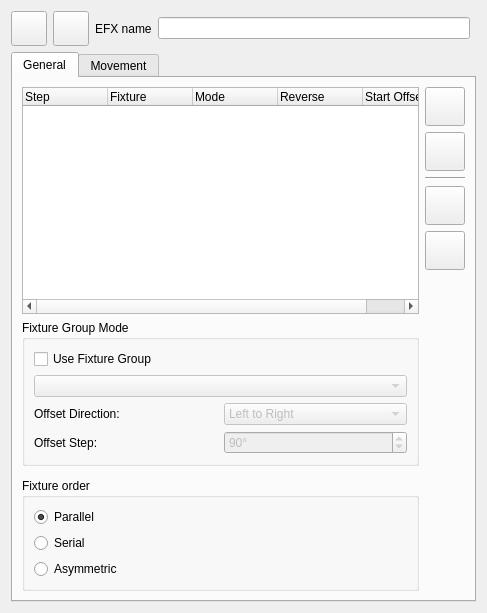
First picture: the form in ui/src/efxeditor.ui, repository filipolszewsk/qlcplus, before the edit.
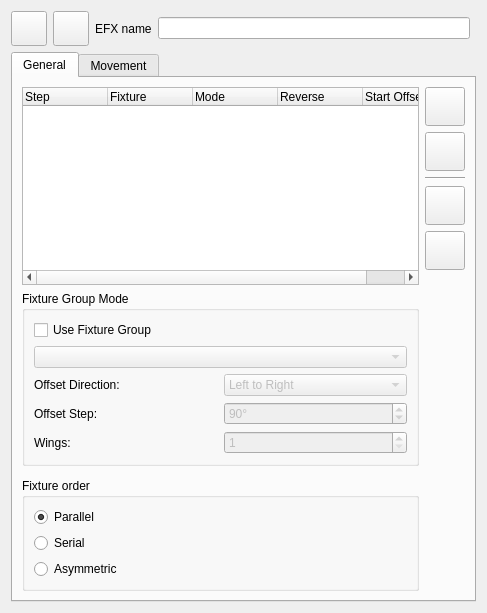
Second picture: the form after the edit. Icons and pictures are not drawn.

Commit message: Change Wings from mode to numeric parameter (1-10 blocks) like GrandMA

What changed in the file:
```diff
--- a/ui/src/efxeditor.ui
+++ b/ui/src/efxeditor.ui
@@ -254,6 +254,36 @@
             </item>
            </layout>
           </item>
+          <item>
+           <layout class="QHBoxLayout" name="horizontalLayout_wings">
+            <item>
+             <widget class="QLabel" name="m_wingsLabel">
+              <property name="text">
+               <string>Wings:</string>
+              </property>
+             </widget>
+            </item>
+            <item>
+             <widget class="QSpinBox" name="m_wingsSpin">
+              <property name="enabled">
+               <bool>false</bool>
+              </property>
+              <property name="minimum">
+               <number>1</number>
+              </property>
+              <property name="maximum">
+               <number>10</number>
+              </property>
+              <property name="value">
+               <number>1</number>
+              </property>
+              <property name="toolTip">
+               <string>Divide columns into symmetric blocks (1 = no division, 2+ = multiple blocks)</string>
+              </property>
+             </widget>
+            </item>
+           </layout>
+          </item>
          </layout>
         </widget>
        </item>
```
Left out of the diff: 5 changed lines with no effect on the pictures. The commit also changes 4 other files.
